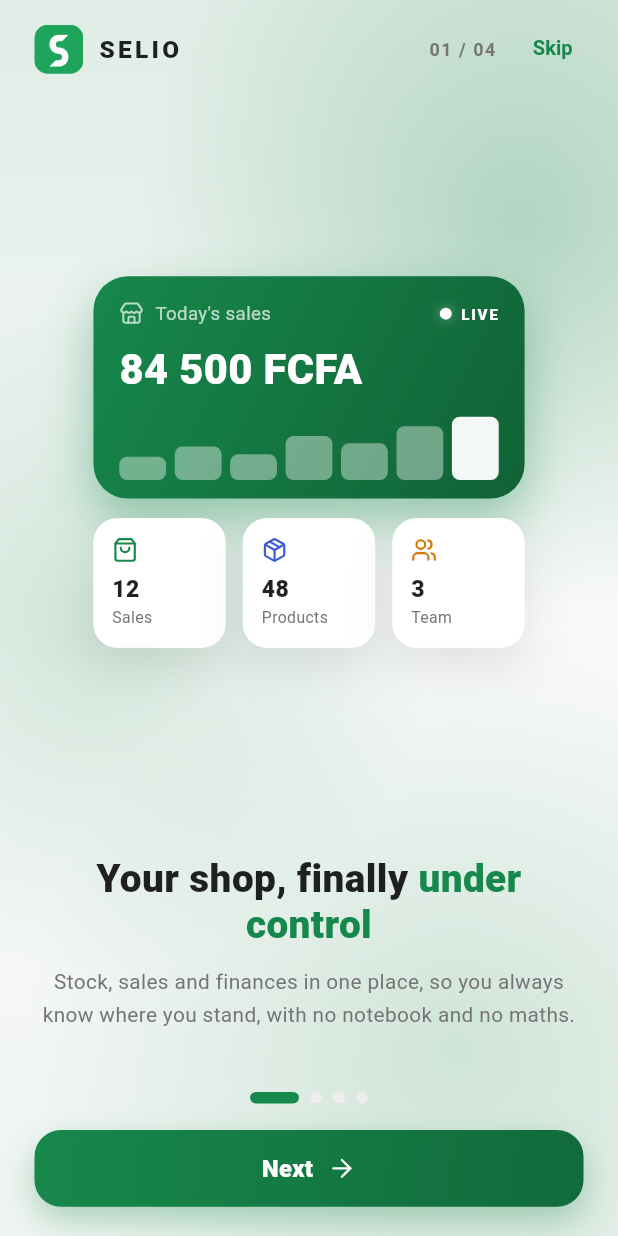
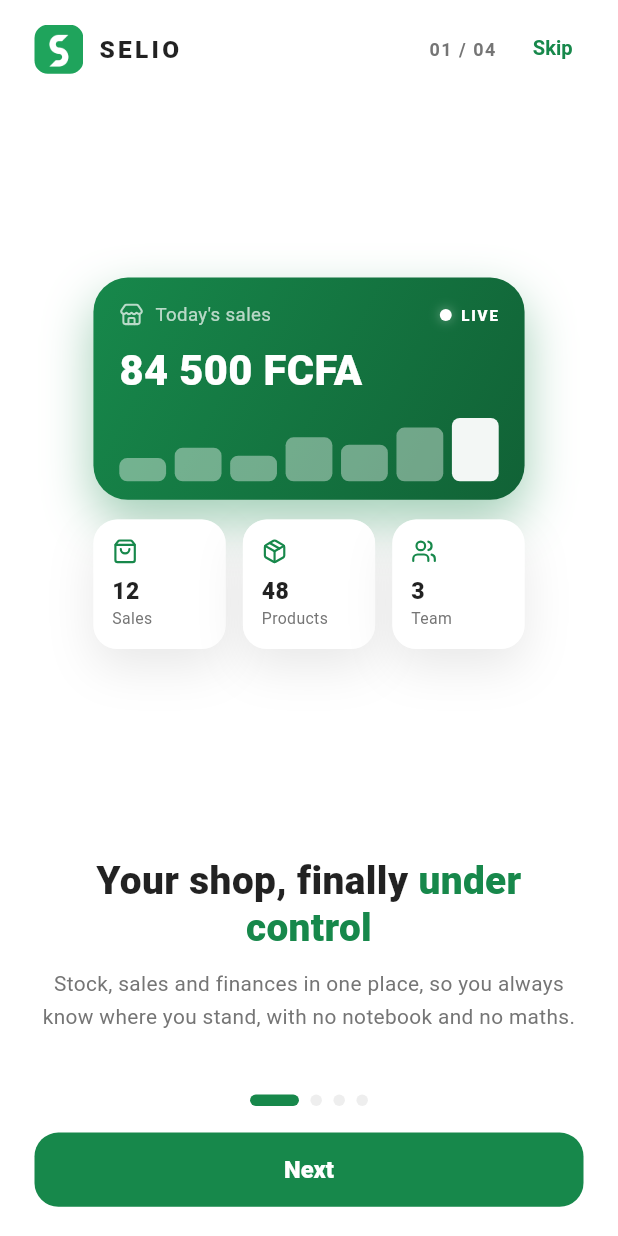
Before and after one commit to rimvieMichee/gestboutik_es_mobile, a Flutter app: the screen it shows after launch, on a phone screen of 412 x 824 dp. Run offline on Flutter 3.47's test engine with Material 3 defaults, Android fonts, the phone set to English and light mode, and no system bars; our stand-ins replace cached_network_image, device_info_plus, dio, file_picker, flutter_local_notifications, flutter_screenutil and 16 more; missing offline and left inert: stomp_dart_client.

Commit message:
Mobile : onboarding uniforme sur fond blanc ; boutons sans icône
Co-Authored-By: Claude Sonnet 5.5 <noreply@anthropic.com>

```diff
--- a/lib/views/apps/products/archived_products_screen.dart
+++ b/lib/views/apps/products/archived_products_screen.dart
@@ -134,10 +134,9 @@ class _ArchivedTile extends StatelessWidget {
               ],
             ),
           ),
-          OutlinedButton.icon(
+          OutlinedButton(
             onPressed: onRestore,
-            icon: Icon(LucideIcons.archiveRestore, size: 17.sp),
-            label: Text('restore'.tr()),
+            child: Text('restore'.tr()),
             style: OutlinedButton.styleFrom(
               foregroundColor: primary,
               side: BorderSide(color: primary.withOpacity(0.5)),
--- a/lib/views/onboarding/onboarding_screen.dart
+++ b/lib/views/onboarding/onboarding_screen.dart
@@ -35,13 +35,9 @@ class _OnboardingScreenState extends State<OnboardingScreen>
     ..repeat();
   double _page = 0;
 
-  /// Teinte propre à chaque écran ; le fond glisse de l'une à l'autre.
-  List<Color> get _tints => [
-        AppTheme.theme.colorScheme.primary,
-        const Color(0xff0EA5A4),
-        const Color(0xffF59E0B),
-        const Color(0xff3B5BDB),
-      ];
+  /// Une seule couleur pour toute la présentation : celle de la marque.
+  List<Color> get _tints =>
+      List.filled(_count, AppTheme.theme.colorScheme.primary);
 
   bool get _replay {
     final a = Get.arguments;
@@ -85,11 +81,7 @@ class _OnboardingScreenState extends State<OnboardingScreen>
     }
   }
 
-  Color get _tint {
-    final i = _page.floor().clamp(0, _count - 1);
-    final j = (i + 1).clamp(0, _count - 1);
-    return Color.lerp(_tints[i], _tints[j], _page - i) ?? _tints[i];
-  }
+  Color get _tint => _tints[0];
 
   @override
   Widget build(BuildContext context) {
@@ -98,24 +90,9 @@ class _OnboardingScreenState extends State<OnboardingScreen>
     final tint = _tint;
     final lastIndex = _page.round() >= _count - 1;
     return Scaffold(
-      backgroundColor: c.background,
+      backgroundColor: c.isDark ? c.background : Colors.white,
       body: Stack(
         children: [
-          // Fond : dégradé teinté + halos en parallaxe.
-          Positioned.fill(
-            child: AnimatedBuilder(
-              animation: _ambient,
-              builder: (_, __) => CustomPaint(
-                painter: _BackdropPainter(
-                  page: _page,
-                  t: _ambient.value,
-                  tint: tint,
-                  dark: c.isDark,
-                  base: c.background,
-                ),
-              ),
-            ),
-          ),
           SafeArea(
             child: Column(
               children: [
@@ -216,122 +193,29 @@ class _OnboardingScreenState extends State<OnboardingScreen>
   Widget _button(Color tint, bool last) {
     return Padding(
       padding: EdgeInsets.fromLTRB(24.w, 20.h, 24.w, 22.h),
-      child: GestureDetector(
-        onTap: _next,
-        child: AnimatedContainer(
-          duration: const Duration(milliseconds: 300),
-          curve: Curves.easeOutCubic,
-          height: 58.h,
+      child: SizedBox(
         width: double.infinity,
-          decoration: BoxDecoration(
-            gradient: LinearGradient(
-              colors: [tint, Color.lerp(tint, Colors.black, 0.22)!],
-              begin: Alignment.topLeft,
-              end: Alignment.bottomRight,
+        height: 56.h,
+        child: FilledButton(
+          onPressed: _next,
+          style: FilledButton.styleFrom(
+            backgroundColor: tint,
+            shape: RoundedRectangleBorder(
+                borderRadius: BorderRadius.circular(18.r)),
           ),
-            borderRadius: BorderRadius.circular(20.r),
-            boxShadow: [
-              BoxShadow(
-                color: tint.withOpacity(last ? 0.5 : 0.32),
-                blurRadius: last ? 26 : 18,
-                offset: const Offset(0, 9),
-              ),
-            ],
-          ),
-          child: Center(
           child: AnimatedSwitcher(
-              duration: const Duration(milliseconds: 260),
-              transitionBuilder: (child, anim) => FadeTransition(
-                opacity: anim,
-                child: SlideTransition(
-                  position: Tween(
-                          begin: const Offset(0, 0.4), end: Offset.zero)
-                      .animate(anim),
-                  child: child,
-                ),
-              ),
-              child: Row(
+            duration: const Duration(milliseconds: 220),
+            child: Text((last ? 'ob_start' : 'ob_next').tr(),
                 key: ValueKey(last),
-                mainAxisSize: MainAxisSize.min,
-                children: [
-                  Text((last ? 'ob_start' : 'ob_next').tr(),
                 style: TextStyle(
                     fontSize: 16.5.sp,
                     fontWeight: FontWeight.w800,
                     color: Colors.white)),
-                  SizedBox(width: 10.w),
-                  Icon(last ? LucideIcons.rocket : LucideIcons.arrowRight,
-                      size: 20.sp, color: Colors.white),
-                ],
-              ),
-            ),
           ),
         ),
       ),
     );
   }
-}
-
-// ---------------------------------------------------------------- fond animé
-
-class _BackdropPainter extends CustomPainter {
-  final double page;
-  final double t;
-  final Color tint;
-  final bool dark;
-  final Color base;
-
-  _BackdropPainter({
-    required this.page,
-    required this.t,
-    required this.tint,
-    required this.dark,
-    required this.base,
-  });
-
-  @override
-  void paint(Canvas canvas, Size size) {
-    final w = size.width, h = size.height;
-    // Dégradé vertical teinté, très doux.
-    canvas.drawRect(
-      Offset.zero & size,
-      Paint()
-        ..shader = LinearGradient(
-          begin: Alignment.topCenter,
-          end: Alignment.bottomCenter,
-          colors: [
-            Color.lerp(base, tint, dark ? 0.20 : 0.12)!,
-            base,
-            Color.lerp(base, tint, dark ? 0.12 : 0.05)!,
-          ],
-          stops: const [0, 0.55, 1],
-        ).createShader(Offset.zero & size),
-    );
-    // Halos qui flottent et défilent plus lentement que les pages.
-    void blob(double fx, double fy, double r, double speed, double phase,
-        double alpha) {
-      final dx = -page * w * speed + math.sin((t + phase) * 2 * math.pi) * 22;
-      final dy = math.cos((t + phase) * 2 * math.pi) * 18;
-      final center = Offset(w * fx + dx, h * fy + dy);
-      canvas.drawCircle(
-        center,
-        r,
-        Paint()
-          ..shader = RadialGradient(colors: [
-            tint.withOpacity(alpha),
-            tint.withOpacity(0),
-          ]).createShader(Rect.fromCircle(center: center, radius: r)),
-      );
-    }
-
-    blob(0.85, 0.16, w * 0.62, 0.18, 0.0, dark ? 0.34 : 0.26);
-    blob(0.10, 0.52, w * 0.55, 0.30, 0.33, dark ? 0.26 : 0.18);
-    blob(0.78, 0.86, w * 0.7, 0.12, 0.66, dark ? 0.24 : 0.16);
-  }
-
-  @override
-  bool shouldRepaint(_BackdropPainter o) =>
-      o.page != page || o.t != t || o.tint != tint;
 }
 
 // -------------------------------------------------------------------- écrans
@@ -650,10 +534,10 @@ class _ControlArt extends StatelessWidget {
                   tile(LucideIcons.shoppingBag, 'ob_m_sales'.tr(), '12', tint, 0),
                   SizedBox(width: 12.w),
                   tile(LucideIcons.package, 'ob_m_products'.tr(), '48',
-                      const Color(0xff3B5BDB), 1),
+                      tint, 1),
                   SizedBox(width: 12.w),
                   tile(LucideIcons.users, 'ob_m_team'.tr(), '3',
-                      const Color(0xffD97706), 2),
+                      tint, 2),
                 ],
               ),
             ],
@@ -776,7 +660,7 @@ class _TeamArt extends StatelessWidget {
                     ),
                   ),
                   person(LucideIcons.layoutDashboard, 'ob_m_manager'.tr(),
-                      const Color(0xff3B5BDB),
+                      tint,
                       _seg(t, 0.1, 0.4, Curves.easeOutBack)),
                 ],
               ),
@@ -837,9 +721,7 @@ class _TeamArt extends StatelessWidget {
                                     width: 8,
                                     height: 8,
                                     decoration: BoxDecoration(
-                                        color: i == 0
-                                            ? const Color(0xffF59E0B)
-                                            : const Color(0xff3B5BDB),
+                                        color: i == 0 ? tint : tint.withOpacity(0.45),
                                         shape: BoxShape.circle),
                                   ),
                                   SizedBox(width: 8.w),
@@ -993,10 +875,10 @@ class _StockArt extends StatelessWidget {
                             Container(
                               padding: EdgeInsets.all(8.w),
                               decoration: BoxDecoration(
-                                  color: const Color(0xffF2B84B).withOpacity(0.25),
+                                  color: tint.withOpacity(0.14),
                                   borderRadius: BorderRadius.circular(11.r)),
                               child: Icon(LucideIcons.package,
-                                  size: 18.sp, color: const Color(0xffB7791F)),
+                                  size: 18.sp, color: tint),
                             ),
                             SizedBox(width: 10.w),
                             Text('ob_m_rice'.tr(),
@@ -1143,11 +1025,11 @@ class _MoreArt extends StatelessWidget {
           mainAxisSize: MainAxisSize.min,
           children: [
             row(0, t, LucideIcons.creditCard, 'ob_m_credit'.tr(),
-                'ob_m_credit_sub'.tr(), const Color(0xffD97706), -0.06),
+                'ob_m_credit_sub'.tr(), tint, -0.06),
             row(1, t, LucideIcons.fileText, 'ob_m_pdf'.tr(), 'ob_m_pdf_sub'.tr(),
                 tint, 0.05),
             row(2, t, LucideIcons.store, 'ob_m_shops'.tr(),
-                'ob_m_shops_sub'.tr(), const Color(0xff0EA5A4), -0.05),
+                'ob_m_shops_sub'.tr(), tint, -0.05),
           ],
         ),
       ),
```
Also changed, not shown: lib/views/apps/employees/employee_detail_screen.dart (+4 -7 lines), lib/views/apps/products/product_form_screen.dart (+2 -10 lines), lib/views/apps/reports/daily_report_screen.dart (+2 -12 lines), lib/views/apps/reports/pdf_preview_screen.dart (+4 -4 lines), lib/views/apps/sales/sale_detail_screen.dart (+2 -10 lines). Lines whose indentation alone changed are shown as unchanged.
